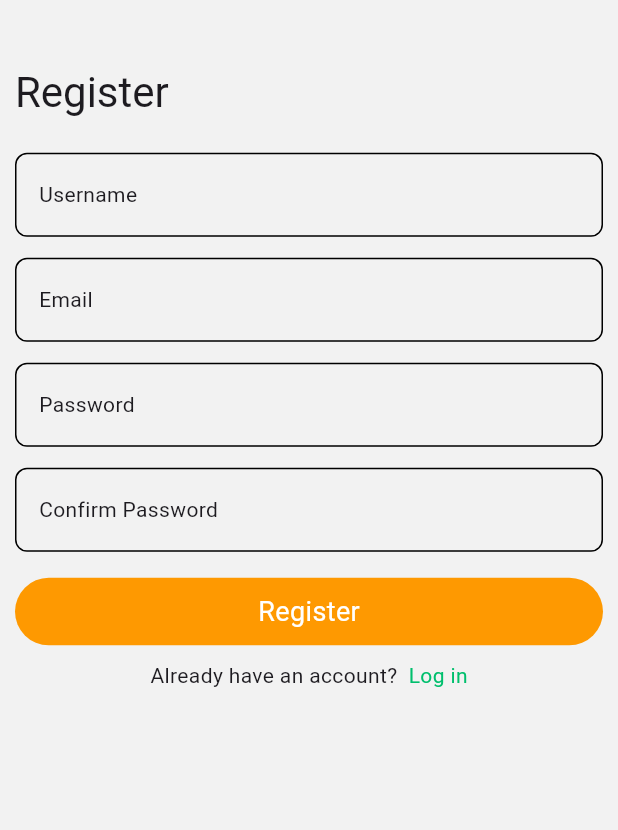
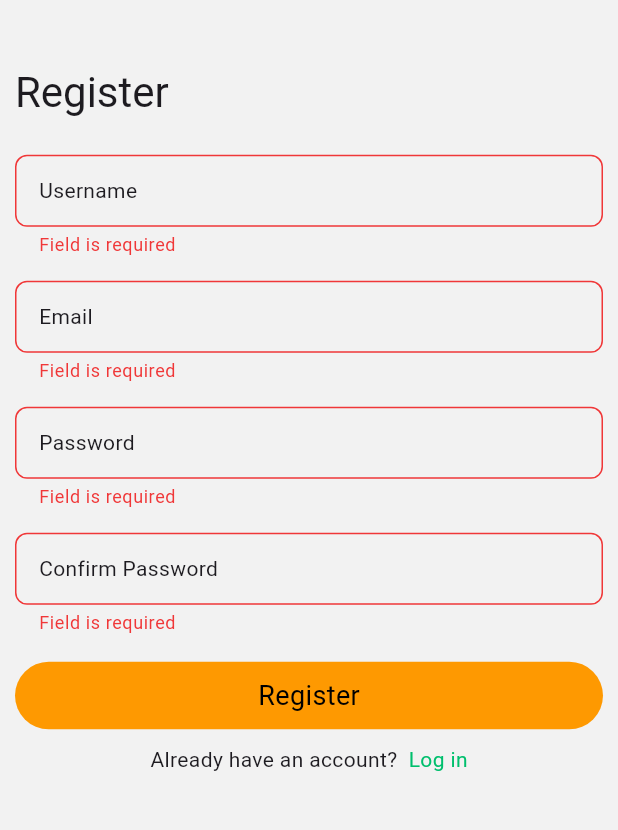
Before and after one commit to Rajab-Alkahef/Chatify, a Flutter app: the RegisterScreen screen opened by its route, after a tap on "Register", on a phone screen of 412 x 824 dp, the part 340-1170 px from its top. Run offline on Flutter 3.47's test engine with Material 3 defaults, Android fonts, the light colour scheme and no system bars; drawn by our look-alikes of modal_progress_hud_nsn; our stand-ins replace firebase_auth, firebase_core; accounts and stored records are empty.

Commit message:
validate the text field and add progress indicator

```diff
--- a/lib/views/login_screen.dart
+++ b/lib/views/login_screen.dart
@@ -37,10 +37,10 @@ class LoginScreen extends StatelessWidget {
                   style: Theme.of(context).textTheme.headlineMedium,
                 ),
               ),
-              customTextField(
+              const customTextField(
                 hintText: 'Email',
               ),
-              customTextField(
+              const customTextField(
                 hintText: 'Password',
               ),
               const CustomButton(
--- a/lib/views/register_screen.dart
+++ b/lib/views/register_screen.dart
@@ -3,28 +3,55 @@ import 'package:chat_app_new/widgets/custom_button.dart';
 import 'package:chat_app_new/widgets/custom_text_field.dart';
 import 'package:firebase_auth/firebase_auth.dart';
 import 'package:flutter/material.dart';
+import 'package:modal_progress_hud_nsn/modal_progress_hud_nsn.dart';
 
-class RegisterScreen extends StatelessWidget {
-  RegisterScreen({super.key});
+// ignore: must_be_immutable
+class RegisterScreen extends StatefulWidget {
+  const RegisterScreen({super.key});
   static String id = 'register_screen';
+
+  @override
+  State<RegisterScreen> createState() => _RegisterScreenState();
+}
+
+class _RegisterScreenState extends State<RegisterScreen> {
   String? email;
+
   String? password;
+
   String? username;
+
   String? confirmpassword;
+
+  bool isLoading = false;
+
+  GlobalKey<FormState> formkey = GlobalKey();
+
   @override
   Widget build(BuildContext context) {
-    return Scaffold(
+    return ModalProgressHUD(
+      color: Colors.black,
+      blur: 1,
+      progressIndicator: const CircularProgressIndicator(
+        strokeCap: StrokeCap.round,
+        color: kPrimaryColor,
+      ),
+      inAsyncCall: isLoading,
+      child: Scaffold(
         body: SafeArea(
           child: Padding(
             padding: const EdgeInsets.symmetric(
                 vertical: kDefaultPadding / 3, horizontal: kDefaultPadding / 2),
+            child: Form(
+              key: formkey,
               child: ListView(
                 children: [
                   SizedBox(
                     height: MediaQuery.of(context).size.height / 15,
                   ),
                   Image.asset(
-                MediaQuery.of(context).platformBrightness == Brightness.light
+                    MediaQuery.of(context).platformBrightness ==
+                            Brightness.light
                         ? 'assets/icons/chat_app_logo_light-03.png'
                         : 'assets/icons/chat_app_logo_dark-03.png',
                     // width: 100,
@@ -66,65 +93,42 @@ class RegisterScreen extends StatelessWidget {
                   ),
                   CustomButton(
                     onTap: () async {
-                  // try {
-                  //   final credential = await FirebaseAuth.instance
-                  //       .createUserWithEmailAndPassword(
-                  //     email: email!,
-                  //     password: password!,
-                  //   );
-
-                  //   print('-------------');
-                  //   print(credential.user!.displayName);
-                  // } on FirebaseAuthException catch (e) {
-                  //   if (e.code == 'weak-password') {
-                  //     print('The password provided is too weak.');
-                  //   } else if (e.code == 'email-already-in-use') {
-                  //     print('The account already exists for that email.');
-                  //   }
-                  // } catch (e) {
-                  //   print(e);
-                  // }
-                  // Assuming 'username', 'email', 'password', and 'confirmPassword' are already defined
+                      if (formkey.currentState!.validate()) {
                         if (password == confirmpassword) {
+                          isLoading = true;
+                          setState(() {});
                           try {
-                      final credential = await FirebaseAuth.instance
-                          .createUserWithEmailAndPassword(
-                        email: email!,
-                        password: password!,
-                      );
+                            UserCredential credential = await registerUser();
                             print(username);
-
-                      await credential.user?.updateDisplayName("Rajab");
-                      await credential.user?.reload();
-                      print('-------------');
-                      var currentUser = FirebaseAuth.instance.currentUser;
-                      print(currentUser?.displayName);
-                      // Navigator.push(
-                      //   context,
-                      //   MaterialPageRoute(
-                      //     builder: (context) {
-                      //       return Scaffold(
-                      //         body: Column(
-                      //           children: [
-                      //             Text(credential.user!.displayName!),
-                      //             Text(username!),
-                      //           ],
-                      //         ),
-                      //       );
-                      //     },
-                      //   ),
-                      // );
+                            isLoading = false;
+                            setState(() {});
+                            snackbar(context, 'Success');
+                            await updateUsername(credential, username!);
                           } on FirebaseAuthException catch (e) {
                             if (e.code == 'weak-password') {
+                              isLoading = false;
+                              setState(() {});
+                              snackbar(
+                                  context, 'The password provided is too weak');
                               print('The password provided is too weak.');
                             } else if (e.code == 'email-already-in-use') {
-                        print('The account already exists for that email.');
+                              isLoading = false;
+                              setState(() {});
+                              snackbar(context,
+                                  'The account already exists for that email');
+
+                              print(
+                                  'The account already exists for that email.');
                             }
                           } catch (e) {
                             print(e);
+                            snackbar(context, 'Oops There was an error');
                           }
                         } else {
-                    print('The passwords do not match.');
+                          snackbar(context, "The passwords doesn't match");
+
+                          print("The passwords doesn't match");
+                        }
                       }
                     },
                     color: kSecondaryColor,
@@ -147,6 +151,33 @@ class RegisterScreen extends StatelessWidget {
               ),
             ),
           ),
+        ),
+      ),
     );
   }
+
+  void snackbar(BuildContext context, String message) {
+    // String message;
+    ScaffoldMessenger.of(context).showSnackBar(
+      SnackBar(content: Text(message)),
+    );
   }
+
+  Future<void> updateUsername(UserCredential credential, String name) async {
+    await credential.user?.updateDisplayName(name);
+    await credential.user?.reload();
+    var currentUser = FirebaseAuth.instance.currentUser;
+    print('-------------');
+    // Now this should print the updated username
+    print(currentUser?.displayName);
+  }
+
+  Future<UserCredential> registerUser() async {
+    UserCredential credential =
+        await FirebaseAuth.instance.createUserWithEmailAndPassword(
+      email: email!,
+      password: password!,
+    );
+    return credential;
+  }
+}
--- a/lib/widgets/custom_button.dart
+++ b/lib/widgets/custom_button.dart
@@ -23,7 +23,7 @@ class CustomButton extends StatelessWidget {
           child: Center(
             child: Text(
               label,
-              style: const TextStyle(fontSize: 18, color: Colors.white),
+              style: const TextStyle(fontSize: 18, color: Colors.black),
             ),
           ),
         ),
--- a/lib/widgets/custom_text_field.dart
+++ b/lib/widgets/custom_text_field.dart
@@ -2,22 +2,27 @@ import 'package:chat_app_new/constants.dart';
 import 'package:flutter/material.dart';
 
 class customTextField extends StatelessWidget {
-  customTextField({
+  const customTextField({
     super.key,
     this.onChanged,
     required this.hintText,
   });
   final String hintText;
-  Function(String)? onChanged;
+  final Function(String)? onChanged;
   @override
   Widget build(BuildContext context) {
-    return SizedBox(
-      height: 70,
-      child: Padding(
+    return Padding(
       padding: const EdgeInsets.symmetric(
-          vertical: kDefaultPadding / 3,
+        vertical: kDefaultPadding / 2.5,
       ),
-        child: TextField(
+      child: TextFormField(
+        style: const TextStyle(height: 0.8),
+        validator: (value) {
+          if (value!.isEmpty) {
+            return 'Field is required';
+          }
+          return null;
+        },
         onChanged: onChanged,
         autofillHints: const [AutofillHints.email],
         onTapOutside: (event) {
@@ -43,7 +48,6 @@ class customTextField extends StatelessWidget {
           ),
         ),
       ),
-      ),
     );
   }
 }
--- a/pubspec.yaml
+++ b/pubspec.yaml
@@ -37,6 +37,7 @@ dependencies:
   cupertino_icons: ^1.0.6
   firebase_core: ^2.27.1
   firebase_auth: ^4.17.9
+  modal_progress_hud_nsn: ^0.5.1
 
 dev_dependencies:
   flutter_test:
```
Also changed, not shown: pubspec.lock. Lines whose indentation alone changed are shown as unchanged.
